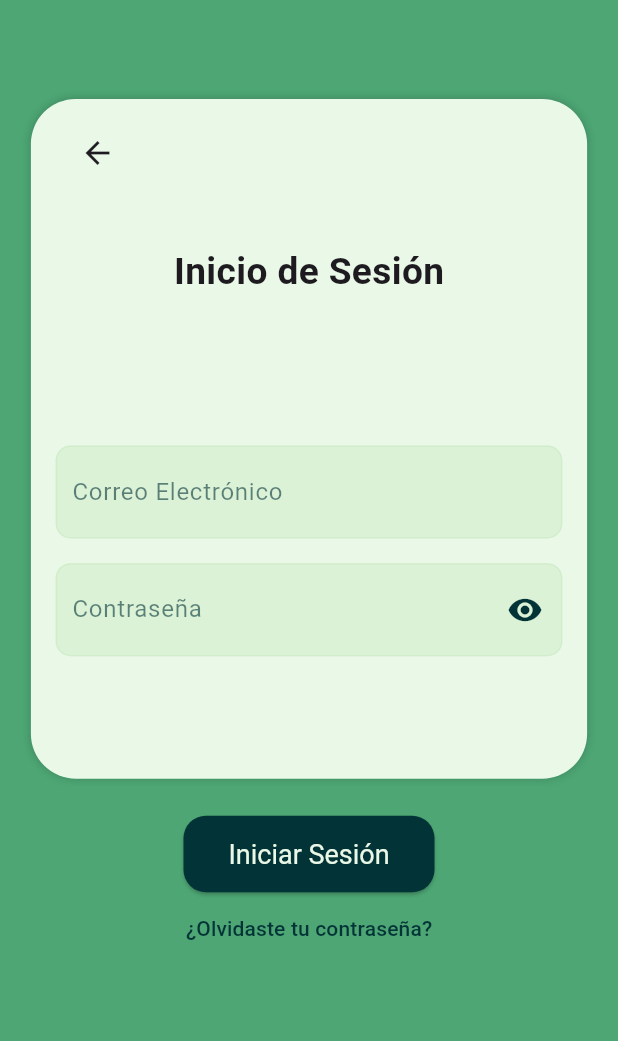
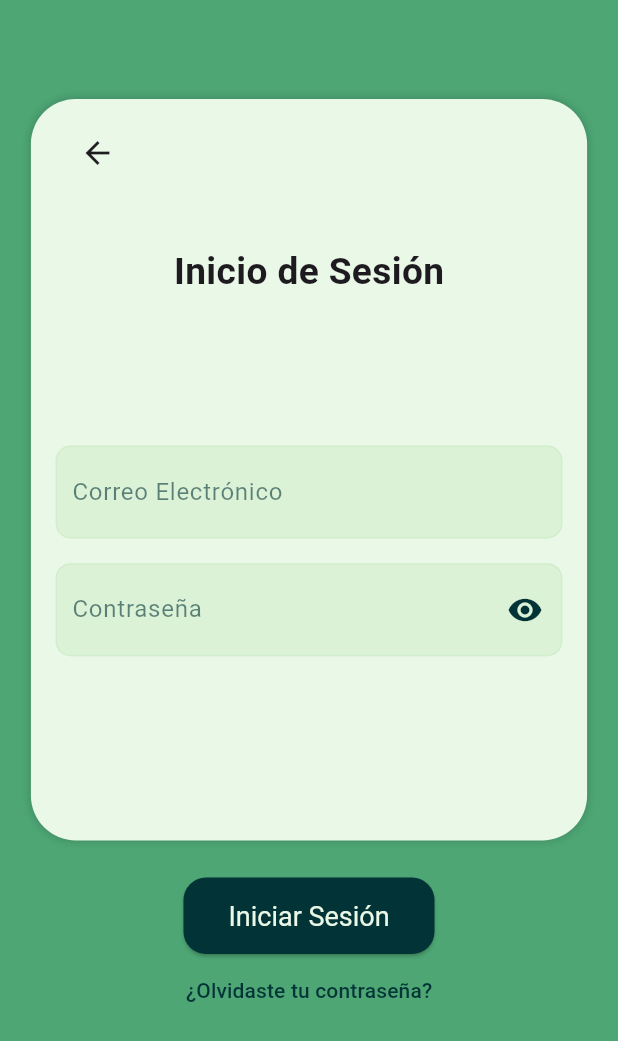
Before and after one commit to lilzandro/app-planes-alimenticios, a Flutter app: the VentanaInicioSeccion screen opened by its route, on a phone screen of 412 x 824 dp. Shown: the top 1041 px of the screen. Run offline on Flutter 3.47's test engine with Material 3 defaults, Android fonts, the phone set to English and light mode, and no system bars; our stand-ins replace carousel_slider, firebase_auth, firebase_core, percent_indicator; accounts and stored records are empty.

Commit message:
Bug arreglado al iniciar sesion, cuando los datos eran inconrrectos hacia overflow el widget

```diff
--- a/lib/screens/Login/login_screen.dart
+++ b/lib/screens/Login/login_screen.dart
@@ -46,7 +46,7 @@ class _VentanaInicioSeccionState extends State<VentanaInicioSeccion> {
             ],
             borderRadius: BorderRadius.all(Radius.circular(30.0)),
           ),
-          height: screenSize.height * 0.55,
+          height: screenSize.height * 0.60,
           width: screenSize.width * 0.9,
           padding: EdgeInsets.only(
               left: DimensionesDePantalla.pantallaSize * 0.02,
```
